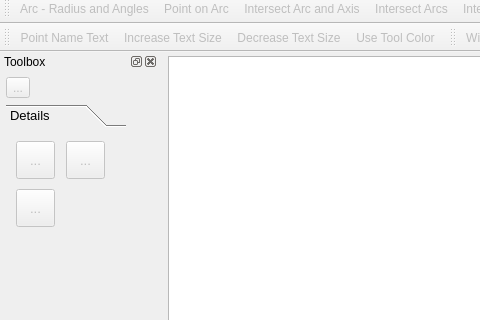
seamly/Seamly2D, file src/app/seamly2d/mainwindow.ui: the form before one commit; both pictures show x 0 to 480 and y 94 to 414 of the 1100 by 809 pixel window.
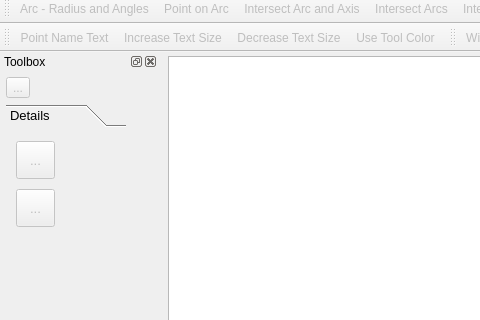
The form after the commit. The open tabs and pages were chosen to show the change. Icons and pictures are not drawn. Custom widgets are drawn as their Qt base class.

Commit message:
Remove Export Pieces from Seamly2D
- Piece mode toolbox button, Details menu item and toolbar action,
  shortcut E, P and MainWindow::exportPiecesAs; SeamlyLayout makes every piece export
- Remove the piece export code of MainWindowsNoGUI: the flat DXF, AAMA DXF
  and OBJ writers, the piece scenes and shadows
- Delete ExportProgressDialog, used only by the batch piece export

The edit to the form file:
```diff
--- a/src/app/seamly2d/mainwindow.ui
+++ b/src/app/seamly2d/mainwindow.ui
@@ -2294,38 +2294,6 @@
               <bool>true</bool>
              </property>
             </widget>
-            <widget class="QToolButton" name="exportPiecesAs_ToolButton">
-             <property name="enabled">
-              <bool>false</bool>
-             </property>
-             <property name="geometry">
-              <rect>
-               <x>60</x>
-               <y>10</y>
-               <width>39</width>
-               <height>38</height>
-              </rect>
-             </property>
-             <property name="toolTip">
-              <string>Export Pieces (E, P)</string>
-             </property>
-             <property name="text">
-              <string notr="true">...</string>
-             </property>
-             <property name="icon">
-              <iconset resource="share/resources/toolicon.qrc">
-               <normaloff>:/toolicon/32x32/export.png</normaloff>:/toolicon/32x32/export.png</iconset>
-             </property>
-             <property name="iconSize">
-              <size>
-               <width>32</width>
-               <height>32</height>
-              </size>
-             </property>
-             <property name="checkable">
-              <bool>true</bool>
-             </property>
-            </widget>
             <widget class="QToolButton" name="pieceMirror_ToolButton">
              <property name="enabled">
               <bool>false</bool>
```
Left out of the diff: 20 changed lines with no effect on the pictures. The commit also changes 9 other files.
